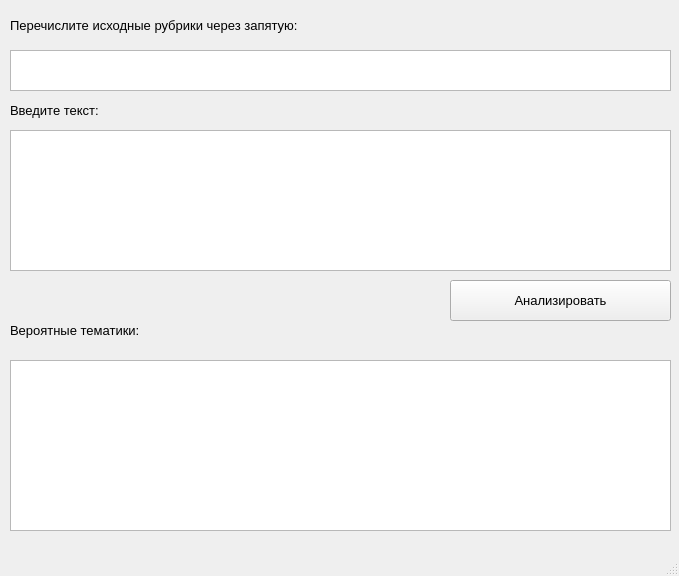
Old version of the form mainwindow.ui in the repository turbokey/Soft-Develop-Techs.
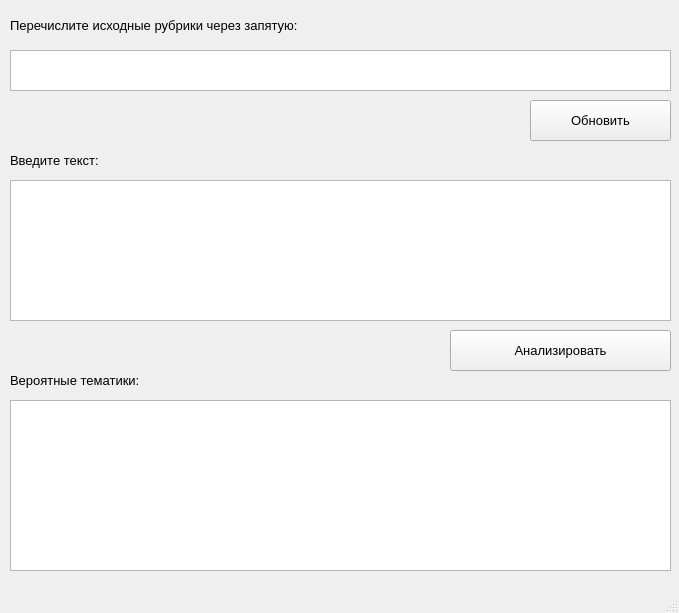
New version of the form.

Commit message: Обновление тематических словарей выведено в отдельную кнопку

Diff of the .ui file:
```diff
--- a/mainwindow.ui
+++ b/mainwindow.ui
@@ -7,7 +7,7 @@
     <x>0</x>
     <y>0</y>
     <width>679</width>
-    <height>576</height>
+    <height>613</height>
    </rect>
   </property>
   <property name="windowTitle">
@@ -36,7 +36,7 @@
     <property name="geometry">
      <rect>
       <x>10</x>
-      <y>130</y>
+      <y>180</y>
       <width>661</width>
       <height>141</height>
      </rect>
@@ -64,7 +64,7 @@
     <property name="geometry">
      <rect>
       <x>10</x>
-      <y>100</y>
+      <y>150</y>
       <width>661</width>
       <height>21</height>
      </rect>
@@ -82,7 +82,7 @@
     <property name="geometry">
      <rect>
       <x>450</x>
-      <y>280</y>
+      <y>330</y>
       <width>221</width>
       <height>41</height>
      </rect>
@@ -100,7 +100,7 @@
     <property name="geometry">
      <rect>
       <x>10</x>
-      <y>320</y>
+      <y>370</y>
       <width>331</width>
       <height>21</height>
      </rect>
@@ -118,7 +118,7 @@
     <property name="geometry">
      <rect>
       <x>10</x>
-      <y>360</y>
+      <y>400</y>
       <width>661</width>
       <height>171</height>
      </rect>
@@ -133,6 +133,24 @@
      <number>14</number>
     </attribute>
    </widget>
+   <widget class="QPushButton" name="refreshButton">
+    <property name="geometry">
+     <rect>
+      <x>530</x>
+      <y>100</y>
+      <width>141</width>
+      <height>41</height>
+     </rect>
+    </property>
+    <property name="font">
+     <font>
+      <pointsize>10</pointsize>
+     </font>
+    </property>
+    <property name="text">
+     <string>Обновить</string>
+    </property>
+   </widget>
   </widget>
   <widget class="QMenuBar" name="menubar">
    <property name="geometry">
```
The commit also changes 3 other files.
